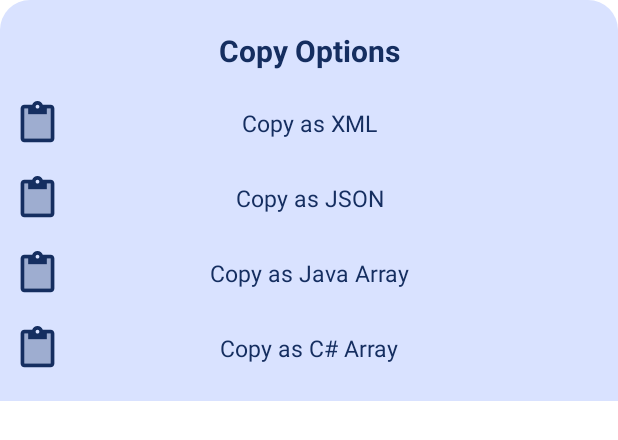
After one commit to Smooth-E/monet-color-previewer, an Android app: the layout dialog_variants_list.xml on its own in the app's theme, with its tools: preview values and no code run, on a phone screen of 412 x 824 dp. The commit adds this screen. Shown: the top 440 px of the screen. Run offline under Robolectric (Android 15) with nearby library versions, the phone set to English and light mode, and no system bars.

Commit message:
Added copy options dialog

```diff
--- /dev/null
+++ b/app/src/main/java/com/smoothie/monetcolors/CopyEntryView.java
@@ -0,0 +1,36 @@
+package com.smoothie.monetcolors;
+
+import android.content.Context;
+import android.content.res.TypedArray;
+import android.util.AttributeSet;
+import android.view.View;
+import android.widget.ImageView;
+import android.widget.LinearLayout;
+import android.widget.TextView;
+
+public class CopyEntryView extends LinearLayout {
+
+    int icon;
+    String name = "Copy as what?";
+
+    public CopyEntryView(Context context, AttributeSet attrs) {
+        super(context, attrs);
+        BuildView(context, attrs);
+    }
+
+    public CopyEntryView(Context context) {
+        super(context);
+        BuildView(context, null);
+    }
+
+    void BuildView(Context context, AttributeSet attrs){
+        inflate(context, R.layout.dialog_variants_entry, this);
+        if (attrs != null) {
+            TypedArray obtainedAttributes = context.getTheme().obtainStyledAttributes(attrs, R.styleable.CopyEntryView, 0, 0);
+            icon = obtainedAttributes.getResourceId(R.styleable.CopyEntryView_entry_icon, R.drawable.ic_launcher_foreground);
+            name = obtainedAttributes.getString(R.styleable.CopyEntryView_entry_name);
+        }
+        ((ImageView) findViewById(R.id.icon)).setImageResource(icon);
+        ((TextView) findViewById(R.id.text)).setText(name);
+    }
+}
--- /dev/null
+++ b/app/src/main/res/layout/dialog_variants_entry.xml
@@ -0,0 +1,49 @@
+<?xml version="1.0" encoding="utf-8"?>
+<FrameLayout
+    xmlns:android="http://schemas.android.com/apk/res/android"
+    xmlns:app="http://schemas.android.com/apk/res-auto"
+    android:layout_width="match_parent"
+    android:layout_height="50dp"
+    android:orientation="horizontal"
+    android:padding="10dp"
+    android:focusable="true"
+    android:clickable="true"
+    android:background="?attr/selectableItemBackground">
+
+    <RelativeLayout
+        android:layout_width="match_parent"
+        android:layout_height="wrap_content">
+
+        <ImageView
+            android:layout_width="wrap_content"
+            android:layout_height="match_parent"
+            android:adjustViewBounds="true"
+            android:src="@drawable/ic_twotone_color_lens_24"
+            android:layout_alignParentLeft="true"
+            android:id="@+id/icon"
+            app:tint="?attr/colorOnSecondary" />
+
+        <TextView
+            android:id="@+id/text"
+            android:layout_width="match_parent"
+            android:layout_height="match_parent"
+            android:layout_toRightOf="@id/icon"
+            android:layout_toLeftOf="@id/icon_placeholder"
+            android:text="Some cool placeholder"
+            android:textColor="?attr/colorOnSecondary"
+            android:textSize="15sp"
+            android:gravity="center"
+            android:layout_marginHorizontal="10dp"/>
+
+        <ImageView
+            android:id="@+id/icon_placeholder"
+            android:layout_width="wrap_content"
+            android:layout_height="match_parent"
+            android:adjustViewBounds="true"
+            android:src="@drawable/ic_twotone_color_lens_24"
+            android:layout_alignParentRight="true"
+            app:tint="@android:color/transparent" />
+
+    </RelativeLayout>
+
+</FrameLayout>
--- /dev/null
+++ b/app/src/main/res/layout/dialog_variants_list.xml
@@ -0,0 +1,49 @@
+<?xml version="1.0" encoding="utf-8"?>
+<LinearLayout xmlns:android="http://schemas.android.com/apk/res/android"
+    android:layout_width="match_parent"
+    android:layout_height="wrap_content"
+    xmlns:app="http://schemas.android.com/apk/res-auto"
+    android:orientation="vertical"
+    android:background="@drawable/shape_rounded_top"
+    android:backgroundTint="?attr/colorOnPrimary"
+    android:paddingVertical="10dp">
+
+    <TextView
+        android:layout_width="match_parent"
+        android:layout_height="wrap_content"
+        android:text="Copy Options"
+        android:gravity="center"
+        android:textSize="20sp"
+        android:textStyle="bold"
+        android:paddingVertical="10dp"
+        android:textColor="?attr/colorOnSecondary"/>
+
+    <com.smoothie.monetcolors.CopyEntryView
+        android:layout_width="match_parent"
+        android:layout_height="wrap_content"
+        app:entry_icon="@drawable/ic_twotone_content_paste_24"
+        app:entry_name="@string/action_copy_xml"
+        android:id="@+id/copy_xml" />
+
+    <com.smoothie.monetcolors.CopyEntryView
+        android:layout_width="match_parent"
+        android:layout_height="wrap_content"
+        app:entry_icon="@drawable/ic_twotone_content_paste_24"
+        app:entry_name="@string/action_copy_json"
+        android:id="@+id/copy_json" />
+
+    <com.smoothie.monetcolors.CopyEntryView
+        android:layout_width="match_parent"
+        android:layout_height="wrap_content"
+        app:entry_icon="@drawable/ic_twotone_content_paste_24"
+        app:entry_name="@string/action_copy_java"
+        android:id="@+id/copy_java" />
+
+    <com.smoothie.monetcolors.CopyEntryView
+        android:layout_width="match_parent"
+        android:layout_height="wrap_content"
+        app:entry_icon="@drawable/ic_twotone_content_paste_24"
+        app:entry_name="@string/action_copy_csharp"
+        android:id="@+id/copy_csharp" />
+
+</LinearLayout>
--- a/app/src/main/res/values/strings.xml
+++ b/app/src/main/res/values/strings.xml
@@ -1,4 +1,10 @@
 <resources>
     <string name="app_name">Previewer</string>
     <string name="app_name_full">Monet Color Previewer</string>
+    <string name="result_copy">Copied!</string>
+    <string name="action_copy">Copy to Clipboard</string>
+    <string name="action_copy_json">Copy as JSON</string>
+    <string name="action_copy_xml">Copy as XML</string>
+    <string name="action_copy_java">Copy as Java Array</string>
+    <string name="action_copy_csharp">Copy as C# Array</string>
 </resources>
```
Also changed, not shown: app/src/main/java/com/smoothie/monetcolors/MainActivity.java (+16 -0 lines), app/src/main/res/anim/dialog_hide.xml (added, +8 -0 lines), app/src/main/res/anim/dialog_show.xml (added, +8 -0 lines), app/src/main/res/values/stylables.xml (added, +7 -0 lines), app/src/main/res/values/styles.xml (added, +17 -0 lines).
